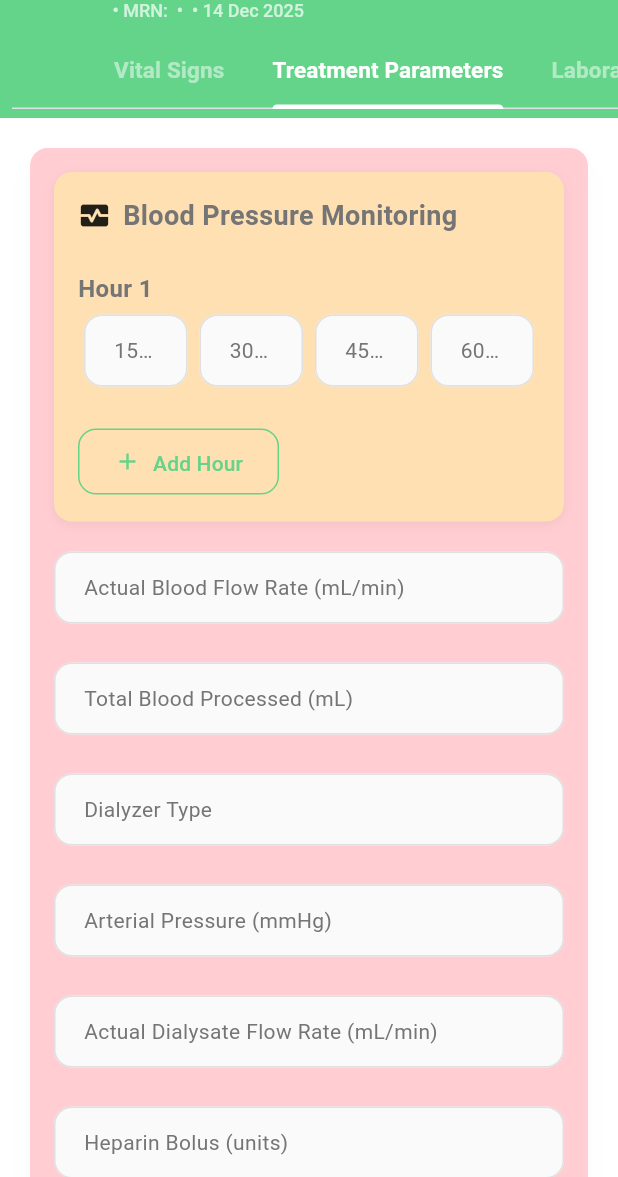
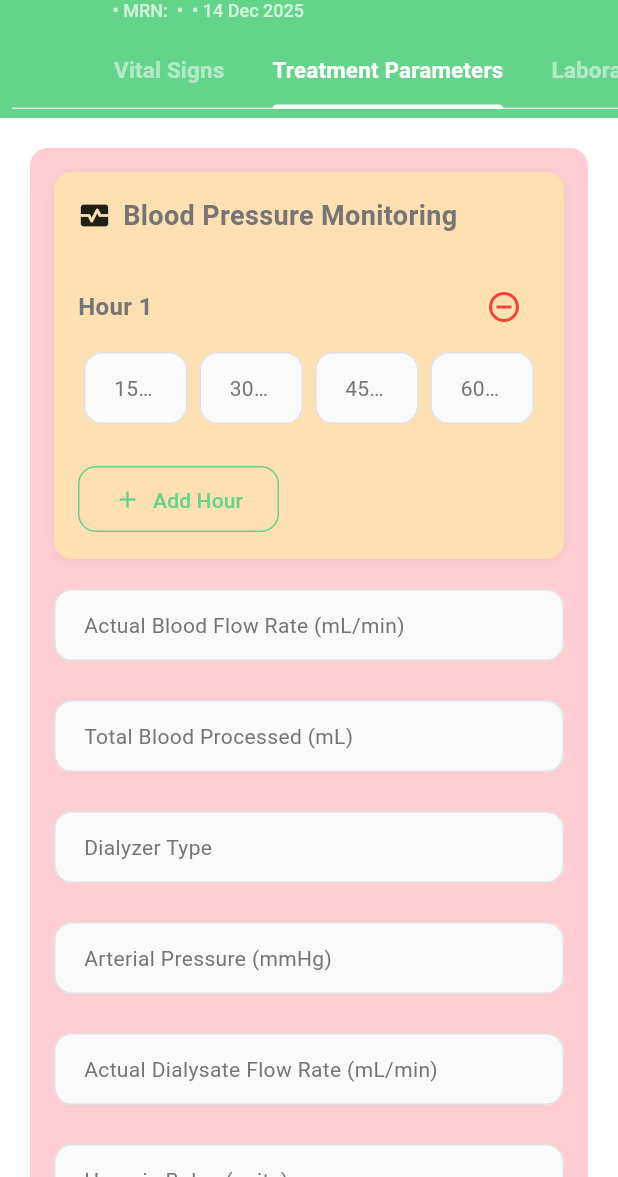
Before and after one commit to santhoshsandy89/dialysis_ecare360, a Flutter app: the SessionManagementScreen screen opened directly with empty values, tab 2 chosen, on a phone screen of 412 x 824 dp, the part 59-1236 px from its top. Run offline on Flutter 3.47's test engine with Material 3 defaults, Android fonts, the phone set to English and light mode, and no system bars; our stand-ins replace dio, dropdown_search, flutter_riverpod, flutter_svg, go_router, logger and 3 more; accounts and stored records are empty.

Commit message:
Add BP fields in the Shared preferences.

```diff
--- a/lib/data/models/session_data_model.dart
+++ b/lib/data/models/session_data_model.dart
@@ -4,6 +4,27 @@ enum SessionStatus {
   pending, // Session not yet started or explicitly saved as pending
   in_progress, // Session started and saved, but not completed
   completed, // Session fully completed
+}
+
+class BloodPressureEntry {
+  final String time;
+  final String bpValue;
+
+  BloodPressureEntry({required this.time, required this.bpValue});
+
+  Map<String, dynamic> toMap() {
+    return {
+      'time': time,
+      'bpValue': bpValue,
+    };
+  }
+
+  factory BloodPressureEntry.fromMap(Map<String, dynamic> map) {
+    return BloodPressureEntry(
+      time: map['time'] as String,
+      bpValue: map['bpValue'] as String,
+    );
+  }
 }
 
 class SessionData {
@@ -157,6 +178,7 @@ class TreatmentParameters {
   final String heparinRate;
   final String needleSize;
   final String tmp;
+  final List<BloodPressureEntry> bloodPressureEntries;
 
   TreatmentParameters({
     required this.actualBloodFlowRate,
@@ -171,6 +193,7 @@ class TreatmentParameters {
     required this.heparinRate,
     required this.needleSize,
     required this.tmp,
+    this.bloodPressureEntries = const [],
   });
 
   Map<String, dynamic> toMap() {
@@ -187,10 +210,16 @@ class TreatmentParameters {
       'heparinRate': heparinRate,
       'needleSize': needleSize,
       'tmp': tmp,
+      'bloodPressureEntries': bloodPressureEntries.map((e) => e.toMap()).toList(),
     };
   }
 
   factory TreatmentParameters.fromMap(Map<String, dynamic> map) {
+    var bpEntriesList = map['bloodPressureEntries'] as List<dynamic>?;
+    List<BloodPressureEntry> entries = bpEntriesList != null
+        ? bpEntriesList.map((e) => BloodPressureEntry.fromMap(e as Map<String, dynamic>)).toList()
+        : [];
+
     return TreatmentParameters(
       actualBloodFlowRate: map['actualBloodFlowRate'] ?? '',
       totalBloodProcessed: map['totalBloodProcessed'] ?? '',
@@ -204,6 +233,7 @@ class TreatmentParameters {
       heparinRate: map['heparinRate'] ?? '',
       needleSize: map['needleSize'] ?? '',
       tmp: map['tmp'] ?? '',
+      bloodPressureEntries: entries,
     );
   }
 
--- a/lib/features/session_management/presentation/pages/session_management_screen.dart
+++ b/lib/features/session_management/presentation/pages/session_management_screen.dart
@@ -70,6 +70,7 @@ class _SessionManagementScreenState extends State<SessionManagementScreen>
   final TextEditingController _heparinRateController = TextEditingController();
   final TextEditingController _needleSizeController = TextEditingController();
   final TextEditingController _tmpController = TextEditingController();
+  List<BloodPressureEntry> _bloodPressureEntries = [];
 
   // Laboratory Values Controllers
   final TextEditingController _preBunController = TextEditingController();
@@ -173,6 +174,7 @@ class _SessionManagementScreenState extends State<SessionManagementScreen>
       _heparinRateController.text = sessionData.treatmentParameters.heparinRate;
       _needleSizeController.text = sessionData.treatmentParameters.needleSize;
       _tmpController.text = sessionData.treatmentParameters.tmp;
+      _bloodPressureEntries = sessionData.treatmentParameters.bloodPressureEntries;
       // ... populate other treatment parameters
 
       // Laboratory Values
@@ -242,6 +244,7 @@ class _SessionManagementScreenState extends State<SessionManagementScreen>
     _heparinRateController.dispose();
     _needleSizeController.dispose();
     _tmpController.dispose();
+    _bloodPressureEntries.clear();
 
     _preBunController.dispose();
     _preCreatinineController.dispose();
@@ -294,6 +297,7 @@ class _SessionManagementScreenState extends State<SessionManagementScreen>
       heparinRate: _heparinRateController.text,
       needleSize: _needleSizeController.text,
       tmp: _tmpController.text,
+      bloodPressureEntries: _bloodPressureEntries,
     );
 
     final laboratoryValues = LaboratoryValues(
@@ -505,6 +509,12 @@ class _SessionManagementScreenState extends State<SessionManagementScreen>
               heparinRateController: _heparinRateController,
               needleSizeController: _needleSizeController,
               tmpController: _tmpController,
+              initialBpEntries: _bloodPressureEntries,
+              onBpEntriesChanged: (newEntries) {
+                setState(() {
+                  _bloodPressureEntries = newEntries;
+                });
+              },
               onSave: _onSaveProgressPressed,
               onComplete: _onCompleteSessionPressed,
               onNext: _goToNextTab,
--- a/lib/features/session_management/presentation/pages/treatment_parameters_page.dart
+++ b/lib/features/session_management/presentation/pages/treatment_parameters_page.dart
@@ -1,4 +1,5 @@
 import 'package:ecare360/common/widgets/helper_widget.dart';
+import 'package:ecare360/data/models/session_data_model.dart';
 import 'package:flutter/material.dart';
 import 'package:flutter/services.dart';
 
@@ -14,6 +15,8 @@ class TreatmentParametersPage extends StatefulWidget {
   final TextEditingController heparinRateController;
   final TextEditingController needleSizeController;
   final TextEditingController tmpController;
+  final List<BloodPressureEntry> initialBpEntries;
+  final Function(List<BloodPressureEntry>) onBpEntriesChanged;
   final VoidCallback? onSave;
   final VoidCallback? onComplete;
   final VoidCallback? onNext;
@@ -33,6 +36,8 @@ class TreatmentParametersPage extends StatefulWidget {
     required this.heparinRateController,
     required this.needleSizeController,
     required this.tmpController,
+    required this.initialBpEntries,
+    required this.onBpEntriesChanged,
     this.onSave,
     this.onComplete,
     this.onNext,
@@ -47,12 +52,55 @@ class TreatmentParametersPage extends StatefulWidget {
 
 class _TreatmentParametersPageState extends State<TreatmentParametersPage> {
   List<BPEntry> bpEntries = [];
-  int hoursAdded = 1;
 
   @override
   void initState() {
     super.initState();
-    _addHour();
+    if (widget.initialBpEntries.isNotEmpty) {
+      for (var entry in widget.initialBpEntries) {
+        bpEntries.add(BPEntry("$entry.time min BP", entry.bpValue));
+      }
+    } else {
+      _addHour(); // Add initial hour if no data
+    }
+  }
+
+  @override
+  void dispose() {
+    for (var entry in bpEntries) {
+      entry.controller.dispose();
+    }
+    super.dispose();
+  }
+
+  void _addHour() {
+    setState(() {
+      final int currentMinutes = bpEntries.length * 15;
+      for (int i = 0; i < 4; i++) {
+        int minutes = currentMinutes + ((i + 1) * 15);
+        if (minutes <= 24 * 60) {
+          // Limit to 24 hours (1440 minutes)
+          bpEntries.add(BPEntry("$minutes min BP"));
+        }
+      }
+      _notifyBpEntriesChanged();
+    });
+  }
+
+  void _removeHour(int startIndex) {
+    setState(() {
+      bpEntries.removeRange(startIndex, startIndex + 4);
+      _notifyBpEntriesChanged();
+    });
+  }
+
+  void _notifyBpEntriesChanged() {
+    final List<BloodPressureEntry> currentEntries = bpEntries
+        .where((entry) => entry.controller.text.isNotEmpty)
+        .map((entry) => BloodPressureEntry(
+            time: entry.minutes, bpValue: entry.controller.text))
+        .toList();
+    widget.onBpEntriesChanged(currentEntries);
   }
 
   @override
@@ -80,7 +128,8 @@ class _TreatmentParametersPageState extends State<TreatmentParametersPage> {
                     children: [
                       ..._buildBPFields(),
                       const SizedBox(height: 12),
-                      if (hoursAdded < 24) // allow long sessions
+                      if (!widget
+                          .readOnly) // Only show add hour if not read-only
                         Align(
                           alignment: Alignment.centerLeft,
                           child: OutlinedButton.icon(
@@ -93,11 +142,13 @@ class _TreatmentParametersPageState extends State<TreatmentParametersPage> {
                   ),
                   rowInput("Actual Blood Flow Rate (mL/min)",
                       controller: widget.actualBloodFlowRateController,
-                      readOnly: widget.readOnly),
+                      readOnly: widget.readOnly,
+                      keyboardType: TextInputType.number),
                   const SizedBox(height: 12),
                   rowInput("Total Blood Processed (mL)",
                       controller: widget.totalBloodProcessedController,
-                      readOnly: widget.readOnly),
+                      readOnly: widget.readOnly,
+                      keyboardType: TextInputType.number),
                   const SizedBox(height: 12),
                   rowInput("Dialyzer Type",
                       controller: widget.dialyzerTypeController,
@@ -105,15 +156,18 @@ class _TreatmentParametersPageState extends State<TreatmentParametersPage> {
                   const SizedBox(height: 12),
                   rowInput("Arterial Pressure (mmHg)",
                       controller: widget.arterialPressureController,
-                      readOnly: widget.readOnly),
+                      readOnly: widget.readOnly,
+                      keyboardType: TextInputType.number),
                   const SizedBox(height: 12),
                   rowInput("Actual Dialysate Flow Rate (mL/min)",
                       controller: widget.actualDialysateFlowRateController,
-                      readOnly: widget.readOnly),
+                      readOnly: widget.readOnly,
+                      keyboardType: TextInputType.number),
                   const SizedBox(height: 12),
                   rowInput("Heparin Bolus (units)",
                       controller: widget.heparinBolusController,
-                      readOnly: widget.readOnly),
+                      readOnly: widget.readOnly,
+                      keyboardType: TextInputType.number),
                   const SizedBox(height: 12),
                   DropdownButtonFormField(
                     decoration: const InputDecoration(
@@ -128,49 +182,46 @@ class _TreatmentParametersPageState extends State<TreatmentParametersPage> {
                   const SizedBox(height: 12),
                   rowInput("Venous Pressure (mmHg)",
                       controller: widget.venousPressureController,
-                      readOnly: widget.readOnly),
+                      readOnly: widget.readOnly,
+                      keyboardType: TextInputType.number),
                   const SizedBox(height: 12),
                   rowInput("Actual Ultrafiltration (mL)",
                       controller: widget.actualUltrafiltrationController,
-                      readOnly: widget.readOnly),
+                      readOnly: widget.readOnly,
+                      keyboardType: TextInputType.number),
                   const SizedBox(height: 12),
                   rowInput("Heparin Rate (units/hr)",
                       controller: widget.heparinRateController,
-                      readOnly: widget.readOnly),
+                      readOnly: widget.readOnly,
+                      keyboardType: TextInputType.number),
                   const SizedBox(height: 12),
                   rowInput("Needle Size (Gauge)",
                       controller: widget.needleSizeController,
-                      readOnly: widget.readOnly),
+                      readOnly: widget.readOnly,
+                      keyboardType: TextInputType.number),
                   const SizedBox(height: 12),
                   rowInput("TMP (mmHg)",
                       controller: widget.tmpController,
-                      readOnly: widget.readOnly),
+                      readOnly: widget.readOnly,
+                      keyboardType: TextInputType.number),
                 ],
               ),
             ),
           ),
           const SizedBox(height: 24),
-          actionButtons(context,
-              onSave: widget.onSave,
-              onComplete: widget.onComplete,
+          actionButtons(context, onSave: () {
+            _notifyBpEntriesChanged();
+            widget.onSave?.call();
+          }, onComplete: () {
+            _notifyBpEntriesChanged();
+            widget.onComplete?.call();
+          },
               onNext: widget.onNext,
               onCancel: widget.onCancel,
               readOnly: widget.readOnly),
         ],
       ),
     );
-  }
-
-  void _addHour() {
-    final startMinute = bpEntries.length * 15;
-
-    for (int i = 1; i <= 4; i++) {
-      bpEntries.add(BPEntry(startMinute + i * 15));
-    }
-
-    setState(() {
-      hoursAdded++;
-    });
   }
 
   List<Widget> _buildBPFields() {
@@ -180,12 +231,23 @@ class _TreatmentParametersPageState extends State<TreatmentParametersPage> {
       widgets.add(
         Padding(
           padding: const EdgeInsets.only(top: 12, bottom: 6),
-          child: Text(
-            "Hour ${(i ~/ 4) + 1}",
-            style: const TextStyle(
-              fontWeight: FontWeight.bold,
-              fontSize: 16,
-            ),
+          child: Row(
+            mainAxisAlignment: MainAxisAlignment.spaceBetween,
+            children: [
+              Text(
+                "Hour ${(i ~/ 4) + 1}",
+                style: const TextStyle(
+                  fontWeight: FontWeight.bold,
+                  fontSize: 16,
+                ),
+              ),
+              if (!widget.readOnly) // Only show remove button if not read-only
+                IconButton(
+                  icon: const Icon(Icons.remove_circle_outline,
+                      color: Colors.red),
+                  onPressed: () => _removeHour(i),
+                ),
+            ],
           ),
         ),
       );
@@ -198,11 +260,10 @@ class _TreatmentParametersPageState extends State<TreatmentParametersPage> {
               child: Padding(
                 padding: const EdgeInsets.symmetric(horizontal: 4),
                 child: rowInput(
-                  "${bpEntries[i + j].minutes} min BP",
+                  bpEntries[i + j].minutes,
                   controller: bpEntries[i + j].controller,
                   readOnly: widget.readOnly,
-                  keyboardType: TextInputType.number,
-                  inputFormatters: [BPFormatter()],
+                  isBPField: true,
                   hintText: "120/80",
                 ),
               ),
@@ -221,10 +282,11 @@ class _TreatmentParametersPageState extends State<TreatmentParametersPage> {
 }
 
 class BPEntry {
-  final int minutes;
+  final String minutes;
   final TextEditingController controller;
 
-  BPEntry(this.minutes) : controller = TextEditingController();
+  BPEntry(this.minutes, [String? initialValue])
+      : controller = TextEditingController(text: initialValue);
 }
 
 class BPFormatter extends TextInputFormatter {
```
Also changed, not shown: lib/features/session_management/presentation/pages/report_viewer_screen.dart (+14 -0 lines).
